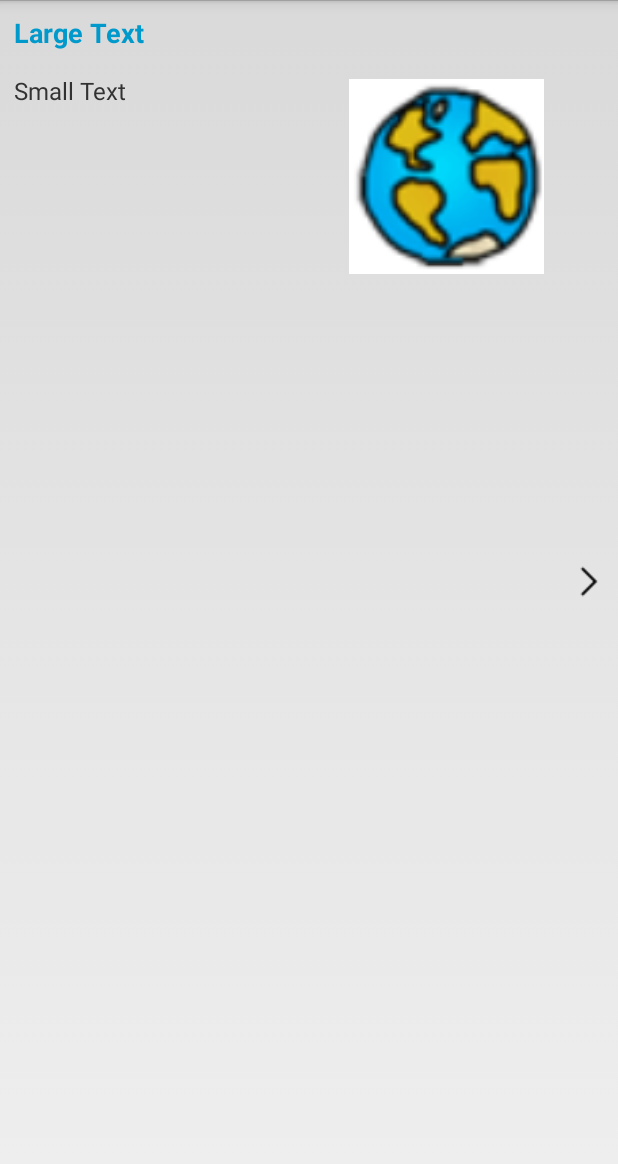
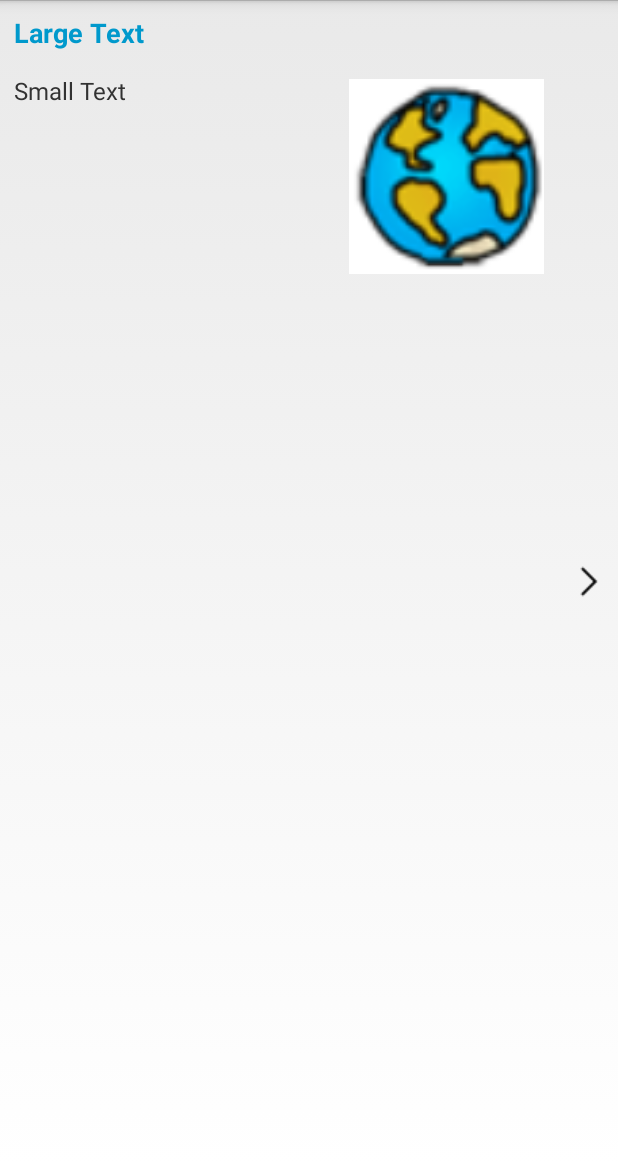
Before and after one commit to saravinfotech/TelstraSample_ListView, an Android app: the layout single_row.xml on its own in the app's theme, with its tools: preview values and no code run, on a phone screen of 412 x 824 dp, the part 72-1236 px from its top. Run offline under Robolectric (Android 15) with nearby library versions, the phone set to English and light mode, and no system bars.

```diff
--- a/app/src/main/AndroidManifest.xml
+++ b/app/src/main/AndroidManifest.xml
@@ -7,12 +7,12 @@
     <uses-permission android:name="android.permission.INTERNET"/>
     <uses-permission android:name="android.permission.ACCESS_NETWORK_STATE"/>
     <application
-        android:allowBackup="true"
+        android:allowBackup="false"
         android:icon="@mipmap/ic_launcher"
         android:label="@string/app_name"
-        android:supportsRtl="true"
+        android:supportsRtl="false"
         android:theme="@style/MyTheme"
-        tools:ignore="AllowBackup,GoogleAppIndexingWarning">
+        tools:ignore="GoogleAppIndexingWarning">
         <activity
             android:name=".ui.MainActivity"
             android:label="@string/app_name"
--- a/app/src/main/java/com/dynamiclist/Utilities/NetworkConnection.java
+++ b/app/src/main/java/com/dynamiclist/Utilities/NetworkConnection.java
@@ -12,6 +12,7 @@ public class NetworkConnection {
     @SuppressWarnings("CanBeFinal")
     private Context mContext;
 
+    @SuppressWarnings("unused")
     public NetworkConnection(Context context){
         this.mContext = context;
     }
--- a/app/src/main/res/layout/activity_main.xml
+++ b/app/src/main/res/layout/activity_main.xml
@@ -2,9 +2,8 @@
 <RelativeLayout xmlns:android="http://schemas.android.com/apk/res/android"
     xmlns:tools="http://schemas.android.com/tools" android:layout_width="match_parent"
     android:layout_height="match_parent"
-    android:background="@color/colorActivityBackground"
     tools:context=".ui.MainActivity"
-    tools:ignore="Overdraw">
+    >
     <android.support.v4.widget.SwipeRefreshLayout xmlns:android="http://schemas.android.com/apk/res/android"
         android:id="@+id/swipe_refresh_layout"
         android:layout_width="match_parent"
--- a/app/src/main/res/layout/single_row.xml
+++ b/app/src/main/res/layout/single_row.xml
@@ -3,16 +3,16 @@
     xmlns:tools="http://schemas.android.com/tools"
     android:layout_width="match_parent"
     android:layout_height="match_parent"
-    android:background="@color/colorActivityBackground"
     android:padding="8dp"
     tools:context=".ui.MainActivity"
-    tools:ignore="Overdraw">
+    >
 
     <TextView
         android:id = "@+id/titleText"
         android:layout_width="match_parent"
         android:singleLine="false"
         android:layout_toLeftOf="@+id/rightArrow"
+        android:layout_toStartOf="@+id/rightArrow"
         android:layout_gravity="fill"
         style="@style/title_style"
         android:layout_height="wrap_content"
@@ -24,7 +24,7 @@
         android:layout_alignParentRight="true"
         android:layout_alignParentEnd="true"
         android:layout_marginBottom="7dp"
-        tools:ignore="RtlHardcoded" />
+         />
 
     <ImageView
         android:id="@+id/imageView"
@@ -37,7 +37,9 @@
         android:layout_marginRight="5dp"
         android:layout_centerVertical="true"
         android:layout_toLeftOf="@+id/rightArrow"
-        tools:ignore="ContentDescription,RtlHardcoded" />
+        android:layout_toStartOf="@+id/rightArrow"
+        android:contentDescription="@string/list_image_description"
+        />
 
     <TextView
         android:id="@+id/descText"
@@ -49,14 +51,17 @@
         android:text="Small Text"
         android:layout_below="@+id/titleText"
         android:layout_toLeftOf="@+id/imageView"
+        android:layout_toStartOf="@+id/imageView"
         android:layout_marginBottom="7dp"
-        tools:ignore="RtlHardcoded" />
+        />
     <ImageView
         android:layout_width="wrap_content"
         android:layout_height="wrap_content"
         android:layout_centerVertical="true"
         android:layout_alignParentRight="true"
+        android:layout_alignParentEnd="true"
         android:id="@+id/rightArrow"
         android:src="@drawable/right_arrow"
-        tools:ignore="ContentDescription,RtlHardcoded" />
+        android:contentDescription="@string/list_image_moreInfo"
+        />
 </RelativeLayout>
--- a/app/src/main/res/values/colors.xml
+++ b/app/src/main/res/values/colors.xml
@@ -1,10 +1,7 @@
 <?xml version="1.0" encoding="utf-8"?>
-<resources xmlns:tools="http://schemas.android.com/tools">
+<resources>
     <color name="colorPrimary">#3F51B5</color>
     <color name="colorPrimaryDark">#303F9F</color>
     <color name="colorAccent">#FF4081</color>
-    <color name="colorActivityBackground">#11000000</color>
     <color name="actionBarColor">#2196F3</color>
-    <color name="statusBarColor" tools:ignore="UnusedResources">#1976D2</color>
-
 </resources>
--- a/app/src/main/res/values/strings.xml
+++ b/app/src/main/res/values/strings.xml
@@ -1,3 +1,5 @@
 <resources>
     <string name="app_name">List View Sample</string>
+    <string name="list_image_description">List Image</string>
+    <string name="list_image_moreInfo">More Info</string>
 </resources>
```
Also changed, not shown: app/src/main/java/com/dynamiclist/ui/MainActivity.java (+4 -15 lines).
